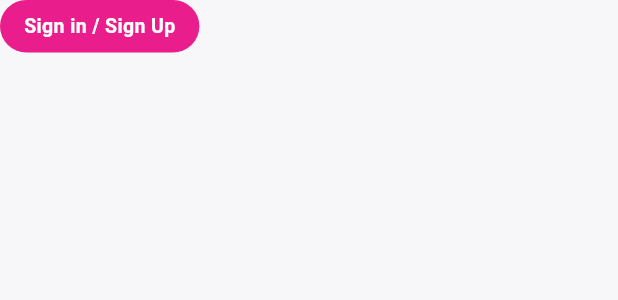
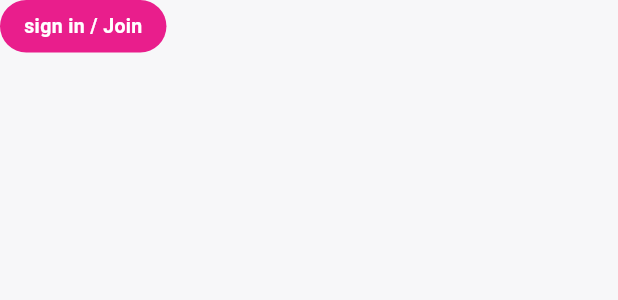
Before and after one commit to molytown/Glaya, a Flutter app: the _LoginButton widget shown alone on an empty page, opened directly, on a phone screen of 412 x 824 dp. Shown: the top 300 px of the screen. Run offline on Flutter 3.47's test engine with Material 3 defaults, Android fonts, the phone set to English and light mode, and no system bars; our stand-ins replace audioplayers, cached_network_image, country_code_picker, dio, firebase_core, firebase_messaging and 17 more; missing offline and left inert: dart:html; accounts and stored records are empty; network calls fail.

Commit message:
Update sign in button text to match React
Changed to "sign in / Join" for consistency

Generated with [Devin](https://devin.ai)

Co-Authored-By: Devin <158243242+devin-ai-integration[bot]@users.noreply.github.com>

```diff
--- a/lib/shared/widgets/desktop_header.dart
+++ b/lib/shared/widgets/desktop_header.dart
@@ -845,7 +845,7 @@ class _LoginButton extends StatelessWidget {
             borderRadius: BorderRadius.circular(20),
           ),
           child: const Text(
-            'Sign in / Sign Up',
+            'sign in / Join',
             style: TextStyle(
               fontSize: 13,
               fontWeight: FontWeight.w600,
```
